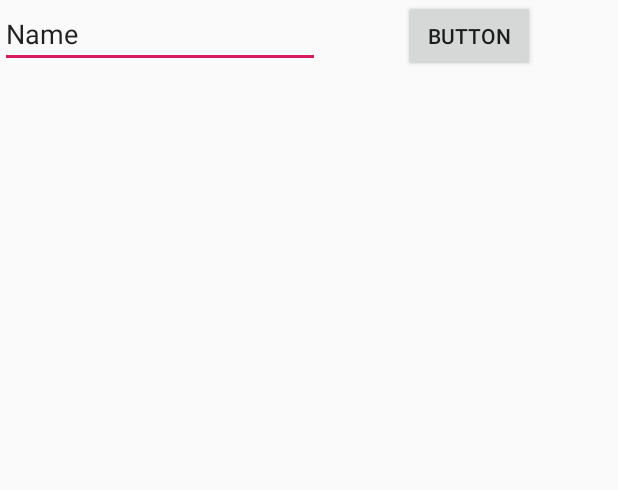
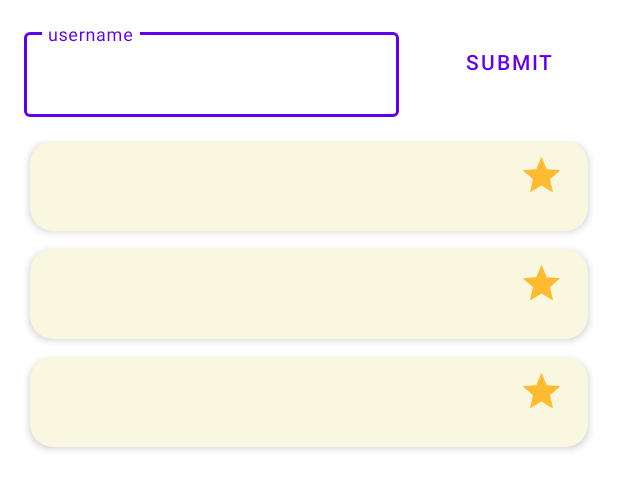
Before and after one commit to yurtelif/GithubReposMVVMJava, an Android app: the layout activity_github_repos.xml on its own in the app's theme, with its tools: preview values and no code run, on a phone screen of 412 x 824 dp. Shown: the top 490 px of the screen. Run offline under Robolectric (Android 15) with nearby library versions, the phone set to English and light mode, and no system bars.

Commit message:
some fixes and layout design with material design

```diff
--- a/app/src/main/AndroidManifest.xml
+++ b/app/src/main/AndroidManifest.xml
@@ -10,7 +10,7 @@
         android:label="@string/app_name"
         android:roundIcon="@mipmap/ic_launcher_round"
         android:supportsRtl="true"
-        android:theme="@style/AppTheme">
+        android:theme="@style/Theme.MaterialComponents.Light.NoActionBar">
         <activity android:name=".GithubReposActivity">
             <intent-filter>
                 <action android:name="android.intent.action.MAIN" />
--- a/app/src/main/java/com/yrtelf/gthubreposmvvmjava/adapter/ReposAdapter.java
+++ b/app/src/main/java/com/yrtelf/gthubreposmvvmjava/adapter/ReposAdapter.java
@@ -17,8 +17,6 @@ import java.util.List;
 
 public class ReposAdapter extends RecyclerView.Adapter<ReposAdapter.ViewHolder>  {
 
-
-
     private int layoutId;
     private List<RepoResource> repoResources;
     private GithubReposViewModel viewModel;
@@ -27,8 +25,6 @@ public class ReposAdapter extends RecyclerView.Adapter<ReposAdapter.ViewHolder>
         this.layoutId = layoutId;
         this.viewModel = viewModel;
     }
-
-    //android:text="@{viewModel.getRepoResourcesAt(position).name}"
 
     private int getLayoutIdForPosition(int position) {
         return layoutId;
--- /dev/null
+++ b/app/src/main/res/drawable/ic_star_black_24dp.xml
@@ -0,0 +1,5 @@
+<vector android:height="24dp" android:tint="#FFBB2F"
+    android:viewportHeight="24.0" android:viewportWidth="24.0"
+    android:width="24dp" xmlns:android="http://schemas.android.com/apk/res/android">
+    <path android:fillColor="#FF000000" android:pathData="M12,17.27L18.18,21l-1.64,-7.03L22,9.24l-7.19,-0.61L12,2 9.19,8.63 2,9.24l5.46,4.73L5.82,21z"/>
+</vector>
--- a/app/src/main/res/layout/activity_github_repos.xml
+++ b/app/src/main/res/layout/activity_github_repos.xml
@@ -15,30 +15,48 @@
         tools:context=".GithubReposActivity">
 
 
-        <EditText
-            android:id="@+id/editText"
-            android:layout_width="wrap_content"
+        <com.google.android.material.textfield.TextInputLayout
+            android:layout_width="250dp"
             android:layout_height="wrap_content"
-            android:ems="10"
-            android:inputType="textPersonName"
-            android:text="Name"
+            android:hint="@string/hint_text"
+            android:layout_marginBottom="8dp"
+            android:layout_marginLeft="16dp"
+            android:layout_marginRight="16dp"
+            android:layout_marginTop="16dp"
+            app:layout_constraintLeft_toLeftOf="parent"
+            android:textColorHint="@color/colorPrimaryLight"
+            style="@style/Widget.MaterialComponents.TextInputLayout.OutlinedBox"
             app:layout_constraintTop_toTopOf="parent"
-            app:layout_constraintLeft_toLeftOf="parent" />
+            android:id="@+id/textInputLayout">
 
-        <Button
+        <com.google.android.material.textfield.TextInputEditText
+            android:layout_width="match_parent"
+            android:layout_height="match_parent"
+            android:text="@={viewModel.username}"
+            />
+
+        </com.google.android.material.textfield.TextInputLayout>
+
+        <com.google.android.material.button.MaterialButton
             android:id="@+id/button"
             android:layout_width="wrap_content"
-            android:layout_height="wrap_content"
-            android:text="Button"
+            android:layout_height="50dp"
+            android:text="@string/submit"
+            style="@style/Widget.MaterialComponents.Button.TextButton"
             app:layout_constraintEnd_toEndOf="parent"
-            app:layout_constraintStart_toEndOf="@+id/editText"
-            app:layout_constraintTop_toTopOf="@+id/editText" />
+            android:onClick="@{viewModel::getRepos}"
+            app:layout_constraintStart_toEndOf="@+id/textInputLayout"
+            app:layout_constraintTop_toTopOf="@+id/textInputLayout" />
 
         <androidx.recyclerview.widget.RecyclerView
             android:id="@+id/recyclerView"
-            app:layout_constraintTop_toBottomOf="@+id/editText"
+            app:layout_constraintTop_toBottomOf="@+id/textInputLayout"
             android:layout_width="match_parent"
             android:layout_height="wrap_content"
+            android:layout_marginLeft="16dp"
+            android:layout_marginRight="16dp"
+            tools:listitem="@layout/repos_list_item"
+            android:layout_marginTop="16dp"
             app:setAdapter="@{viewModel.getReposAdapter()}" />
 
     </androidx.constraintlayout.widget.ConstraintLayout>
--- a/app/src/main/res/layout/repos_list_item.xml
+++ b/app/src/main/res/layout/repos_list_item.xml
@@ -1,7 +1,11 @@
 <?xml version="1.0" encoding="utf-8"?>
-<layout xmlns:android="http://schemas.android.com/apk/res/android">
+<layout xmlns:android="http://schemas.android.com/apk/res/android"
+    xmlns:app="http://schemas.android.com/apk/res-auto"
+    xmlns:text="http://schemas.android.com/tools">
 
     <data>
+
+        <import type="android.view.View" />
 
         <variable
             name="position"
@@ -13,16 +17,62 @@
 
     </data>
 
-    <LinearLayout
-        android:orientation="vertical"
+    <androidx.cardview.widget.CardView
         android:layout_width="match_parent"
-        android:layout_height="match_parent">
+        android:layout_height="wrap_content"
+        android:orientation="horizontal"
+        app:cardBackgroundColor="#FAF7E0"
+        app:cardCornerRadius="15dp"
+        android:layout_marginLeft="4dp"
+        android:layout_marginRight="4dp"
+        app:cardElevation="3dp"
+        android:layout_marginBottom="12dp"
+        app:cardPreventCornerOverlap="true">
 
-        <TextView
-            android:id="@+id/textView"
+        <androidx.constraintlayout.widget.ConstraintLayout
             android:layout_width="match_parent"
-            android:layout_height="wrap_content"
-            android:text="@{viewModel.getRepoResourcesAt(position).name}"
-             />
-    </LinearLayout>
+            android:layout_height="60dp"
+            android:orientation="vertical">
+
+
+            <ImageView
+                android:id="@+id/imageView"
+                android:layout_width="30dp"
+                android:layout_height="30dp"
+                android:layout_marginRight="16dp"
+                android:layout_marginTop="8dp"
+                app:layout_constraintEnd_toEndOf="parent"
+                app:layout_constraintTop_toTopOf="parent"
+                android:visibility='@{viewModel.getRepoResourcesAt(position).has_star ? View.VISIBLE : View.GONE, default=visible}'
+                app:srcCompat="@drawable/ic_star_black_24dp" />
+
+            <TextView
+                android:id="@+id/textView"
+                android:layout_width="match_parent"
+                android:layout_height="wrap_content"
+                android:text="@{viewModel.getRepoResourcesAt(position).name}"
+                android:textSize="20sp"
+                android:textStyle="bold"
+                android:gravity="center"
+                app:layout_constraintTop_toTopOf="parent"
+                app:layout_constraintBottom_toBottomOf="parent"/>
+
+            <TextView
+                android:layout_width="wrap_content"
+                android:layout_height="wrap_content"
+                android:textSize="12sp"
+                android:textStyle="bold"
+                android:gravity="center"
+                android:visibility='@{viewModel.getRepoResourcesAt(position).has_star ? View.VISIBLE : View.GONE, default=visible}'
+                android:text="@{viewModel.getRepoResourcesAt(position).stargazers_count}"
+                android:layout_marginBottom="4dp"
+                app:layout_constraintTop_toBottomOf="@+id/imageView"
+                app:layout_constraintRight_toRightOf="@id/imageView"
+                />
+
+
+        </androidx.constraintlayout.widget.ConstraintLayout>
+    </androidx.cardview.widget.CardView>
+
+
 </layout>
--- a/app/src/main/res/values/colors.xml
+++ b/app/src/main/res/values/colors.xml
@@ -1,6 +1,9 @@
 <?xml version="1.0" encoding="utf-8"?>
 <resources>
-    <color name="colorPrimary">#008577</color>
-    <color name="colorPrimaryDark">#00574B</color>
+    <color name="colorPrimary">#ea80fc</color>
+    <color name="colorPrimaryDark">#b64fc8</color>
+    <color name="colorPrimaryLight">#ffb2ff</color>
     <color name="colorAccent">#D81B60</color>
+    <color name="colorWhite">#ffffff</color>
+    <color name="colorTextLayoutBackground">#FFDBFF</color>
 </resources>
--- a/app/src/main/res/values/strings.xml
+++ b/app/src/main/res/values/strings.xml
@@ -1,3 +1,5 @@
 <resources>
     <string name="app_name">GİthubReposMVVMJava</string>
+    <string name="hint_text">username</string>
+    <string name="submit">Submit</string>
 </resources>
```
Also changed, not shown: app/build.gradle (+8 -0 lines), app/src/main/java/com/yrtelf/gthubreposmvvmjava/GithubReposActivity.java (+1 -54 lines), app/src/main/java/com/yrtelf/gthubreposmvvmjava/model/RepoResource.java (+25 -0 lines), app/src/main/java/com/yrtelf/gthubreposmvvmjava/network/NetworkInterface.java (+4 -4 lines), app/src/main/java/com/yrtelf/gthubreposmvvmjava/util/CustomViewBindings.java (added, +16 -0 lines), app/src/main/java/com/yrtelf/gthubreposmvvmjava/viewmodel/GithubReposViewModel.java (+13 -2 lines).
